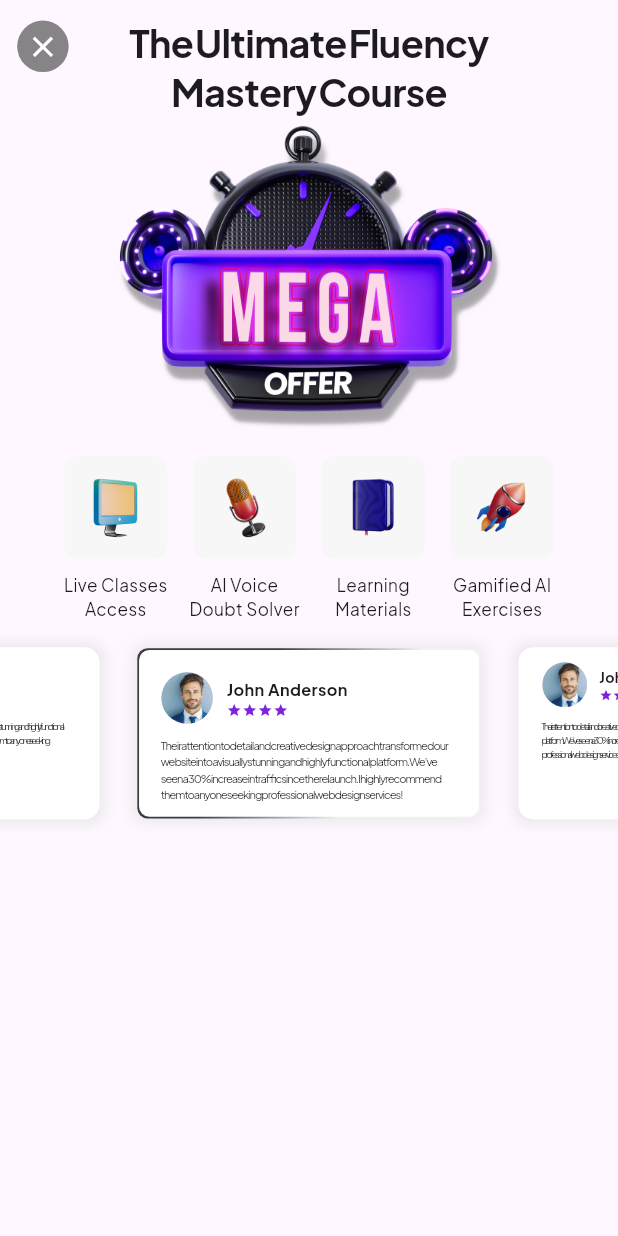
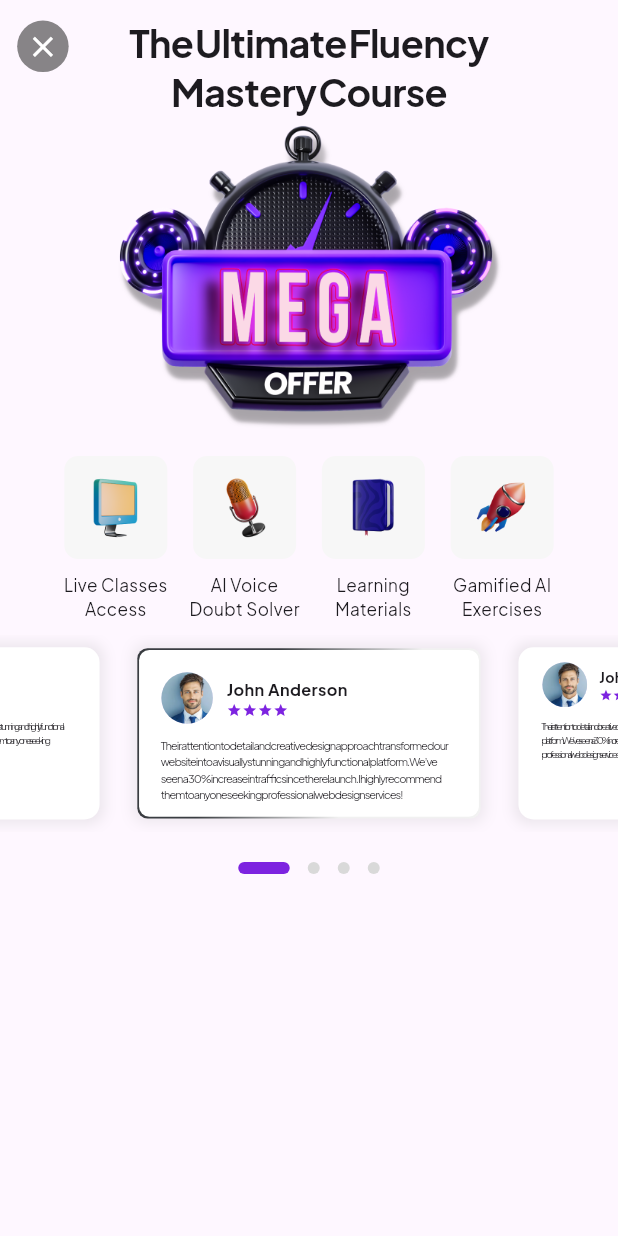
Before and after one commit to jonathanjohn47/ostello, a Flutter app: the screen it shows after launch, on a phone screen of 412 x 824 dp. Run offline on Flutter 3.47's test engine with Material 3 defaults, Android fonts, the phone set to English and light mode, and no system bars; drawn by our look-alikes of carousel_slider, custom_rating_bar, dots_indicator; our stand-ins replace flutter_screenutil, get, google_fonts; missing offline and left inert: pixel_perfect.

```diff
--- a/lib/features/paywall/ui/paywall_2_screen.dart
+++ b/lib/features/paywall/ui/paywall_2_screen.dart
@@ -1,5 +1,6 @@
 import 'package:carousel_slider/carousel_slider.dart';
 import 'package:custom_rating_bar/custom_rating_bar.dart';
+import 'package:dots_indicator/dots_indicator.dart';
 import 'package:flutter/material.dart';
 import 'package:flutter_screenutil/flutter_screenutil.dart';
 import 'package:get/get.dart';
@@ -144,6 +145,27 @@ class Paywall2Screen extends StatelessWidget {
                 enlargeCenterPage: true, onPageChanged: (value, reason) {
               getController.currentCarouselIndex.value = value.toDouble();
             }),),
+          SizedBox(height: 12.sp),
+          Obx(
+                  () {
+                return DotsIndicator(
+                  dotsCount: 4,
+                  position: getController.currentCarouselIndex.value,
+                  fadeOutLastDot: false,
+                  fadeOutDistance: 0,
+                  animate: true,
+                  decorator: DotsDecorator(
+                    color: AppColors.lessLightGreyColor,
+                    // Inactive color
+                    activeColor: AppColors.purpleColor,
+                    activeSize: Size(30.0.sp, 7.0.sp),
+                    size: Size(7.0.sp, 7.0.sp),
+                    activeShape: RoundedRectangleBorder(
+                        borderRadius: BorderRadius.circular(5.0)),
+                  ),
+                );
+              }
+          ),
         ],
       ),
     );
```
